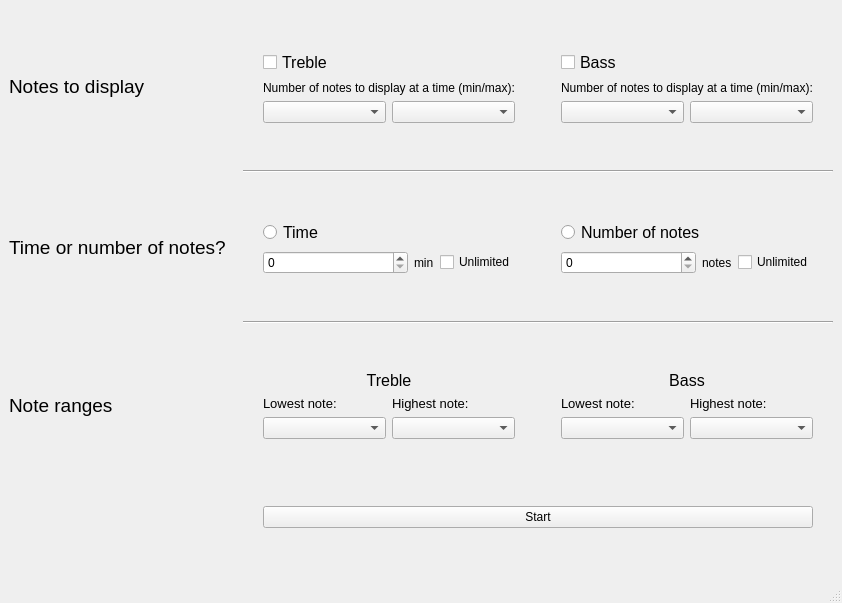
The window that startLayout_alt.ui (ErikHK/midiquiz) describes before a commit, drawn with Qt 5.
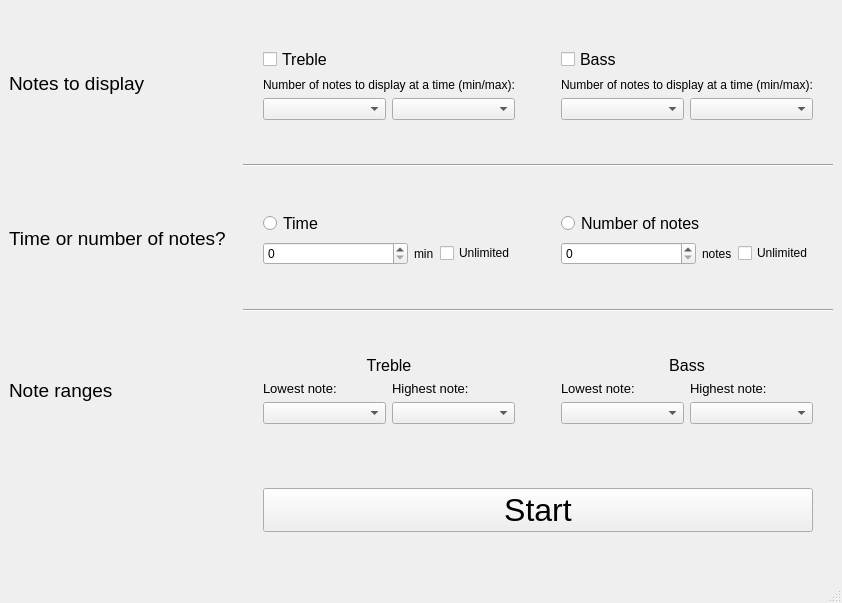
The same window after the commit.

Commit message: nicer notes, implemented alternative UI

The edit to the form file:
```diff
--- a/startLayout_alt.ui
+++ b/startLayout_alt.ui
@@ -492,9 +492,26 @@
               <verstretch>0</verstretch>
              </sizepolicy>
             </property>
+            <property name="font">
+             <font>
+              <pointsize>24</pointsize>
+              <weight>50</weight>
+              <italic>false</italic>
+              <bold>false</bold>
+              <underline>false</underline>
+              <strikeout>false</strikeout>
+              <kerning>true</kerning>
+             </font>
+            </property>
+            <property name="mouseTracking">
+             <bool>false</bool>
+            </property>
             <property name="text">
              <string>Start</string>
             </property>
+            <property name="flat">
+             <bool>false</bool>
+            </property>
            </widget>
           </item>
          </layout>
```
The commit also changes 6 other files.
